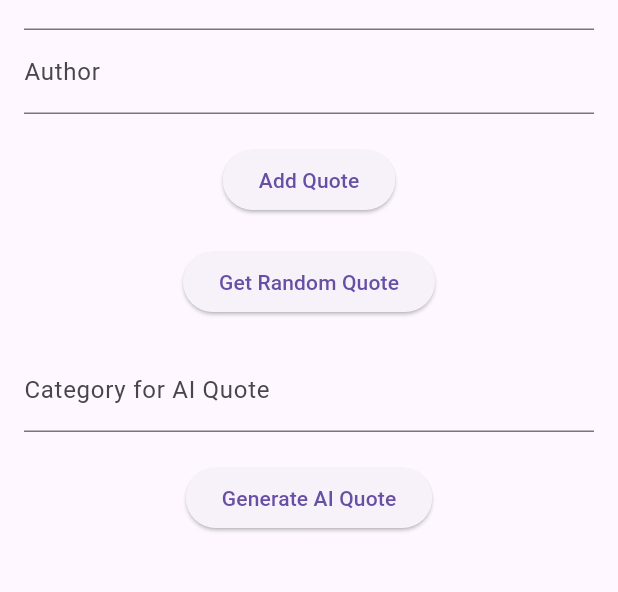
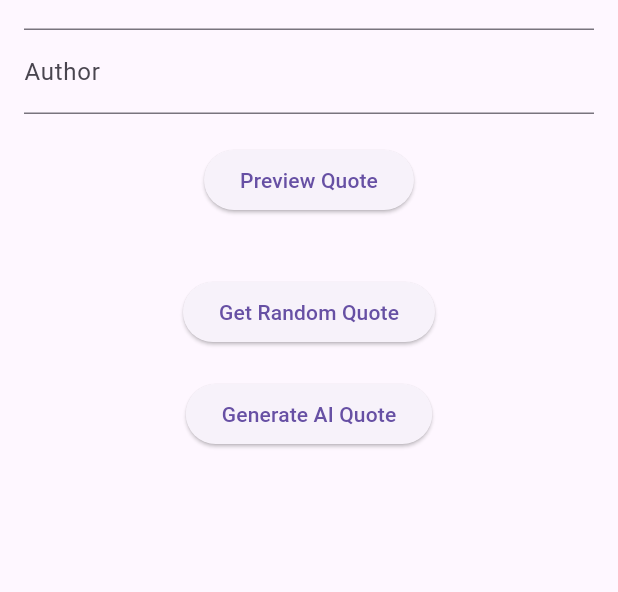
Before and after one commit to JavaVista/AI-Quotes, a Flutter app: the screen it shows after launch, after a tap on "Generate AI Quote", on a phone screen of 412 x 824 dp, the part 162-754 px from its top. Run offline on Flutter 3.47's test engine with Material 3 defaults, Android fonts, the light colour scheme and no system bars; our stand-ins replace cloud_firestore, firebase_core, flutter_dotenv, logger; accounts and stored records are empty; network calls fail.

Commit message:
feat: add .env dependecy and refactor home page & quote list page

```diff
--- a/lib/main.dart
+++ b/lib/main.dart
@@ -1,4 +1,6 @@
+import 'package:ai_quotes_app/firebase_options.dart';
 import 'package:flutter/material.dart';
+import 'package:flutter_dotenv/flutter_dotenv.dart';
 import 'package:provider/provider.dart';
 import 'package:ai_quotes_app/services/quote_service.dart';
 import 'package:ai_quotes_app/services/gemini_service.dart';
@@ -9,8 +11,11 @@ import 'pages/quotes_list_page.dart';
 import 'pages/favorite_quotes_page.dart';
 
 void main() async {
+  await dotenv.load(fileName: ".env");
   WidgetsFlutterBinding.ensureInitialized();
-  await Firebase.initializeApp();
+  await Firebase.initializeApp(
+    options: DefaultFirebaseOptions.currentPlatform,
+  );
   runApp(const MyApp());
 }
 
--- a/lib/pages/home_page.dart
+++ b/lib/pages/home_page.dart
@@ -9,15 +9,14 @@ class HomePage extends StatefulWidget {
   const HomePage({super.key});
 
   @override
-  _HomePageState createState() => _HomePageState();
+  HomePageState createState() => HomePageState();
 }
 
-class _HomePageState extends State<HomePage> {
+class HomePageState extends State<HomePage> {
   final TextEditingController paragraphController = TextEditingController();
   final TextEditingController authorController = TextEditingController();
-  final TextEditingController categoryController = TextEditingController();
-  String randomQuote = '';
-  String randomAuthor = '';
+  String previewQuote = '';
+  String previewAuthor = '';
 
   @override
   Widget build(BuildContext context) {
@@ -50,52 +49,56 @@ class _HomePageState extends State<HomePage> {
                     paragraph = quote.paragraph;
                     author = quote.author;
                   }
-                  final newQuote = Quote(id: '', paragraph: paragraph, author: author, occupation: 'Unknown');
-                  await firebaseService.addQuote(newQuote);
                   setState(() {
-                    randomQuote = paragraph;
-                    randomAuthor = author;
+                    previewQuote = paragraph;
+                    previewAuthor = author;
                   });
                 },
-                child: const Text('Add Quote'),
+                child: const Text('Preview Quote'),
               ),
+              const SizedBox(height: 20),
+              if (previewQuote.isNotEmpty)
+                Card(
+                  child: ListTile(
+                    title: Text(previewQuote),
+                    subtitle: Text(previewAuthor),
+                    trailing: IconButton(
+                      icon: const Icon(Icons.add),
+                      onPressed: () {
+                        final newQuote = Quote(
+                            id: '',
+                            paragraph: previewQuote,
+                            author: previewAuthor,
+                            occupation: 'Unknown');
+                        Navigator.pushNamed(context, '/quotes',
+                            arguments: newQuote);
+                      },
+                    ),
+                  ),
+                ),
               const SizedBox(height: 20),
               ElevatedButton(
                 onPressed: () async {
                   final quote = await quoteService.fetchRandomQuote();
                   setState(() {
-                    randomQuote = quote.paragraph;
-                    randomAuthor = quote.author;
+                    previewQuote = quote.paragraph;
+                    previewAuthor = quote.author;
                   });
                 },
                 child: const Text('Get Random Quote'),
               ),
               const SizedBox(height: 20),
-              TextField(
-                controller: categoryController,
-                decoration: const InputDecoration(labelText: 'Category for AI Quote'),
-              ),
-              const SizedBox(height: 20),
               ElevatedButton(
                 onPressed: () async {
-                  final aiQuote = await geminiService.generateQuote(categoryController.text);
-                  final newQuote = Quote(id: '', paragraph: aiQuote, author: 'Gemini AI', occupation: 'AI');
-                  await firebaseService.addQuote(newQuote);
+                  final aiQuote =
+                      await geminiService.generateQuote('inspiration');
                   setState(() {
-                    randomQuote = aiQuote;
-                    randomAuthor = 'Gemini AI';
+                    previewQuote = aiQuote['quote'] ?? '';
+                    previewAuthor = 'Gemini AI';
                   });
                 },
                 child: const Text('Generate AI Quote'),
               ),
-              const SizedBox(height: 20),
-              if (randomQuote.isNotEmpty)
-                Card(
-                  child: ListTile(
-                    title: Text(randomQuote),
-                    subtitle: Text(randomAuthor),
-                  ),
-                ),
             ],
           ),
         ),
```
Also changed, not shown: lib/pages/quotes_list_page.dart (+47 -16 lines), pubspec.yaml (+9 -1 lines), pubspec.lock, 1 other file.
